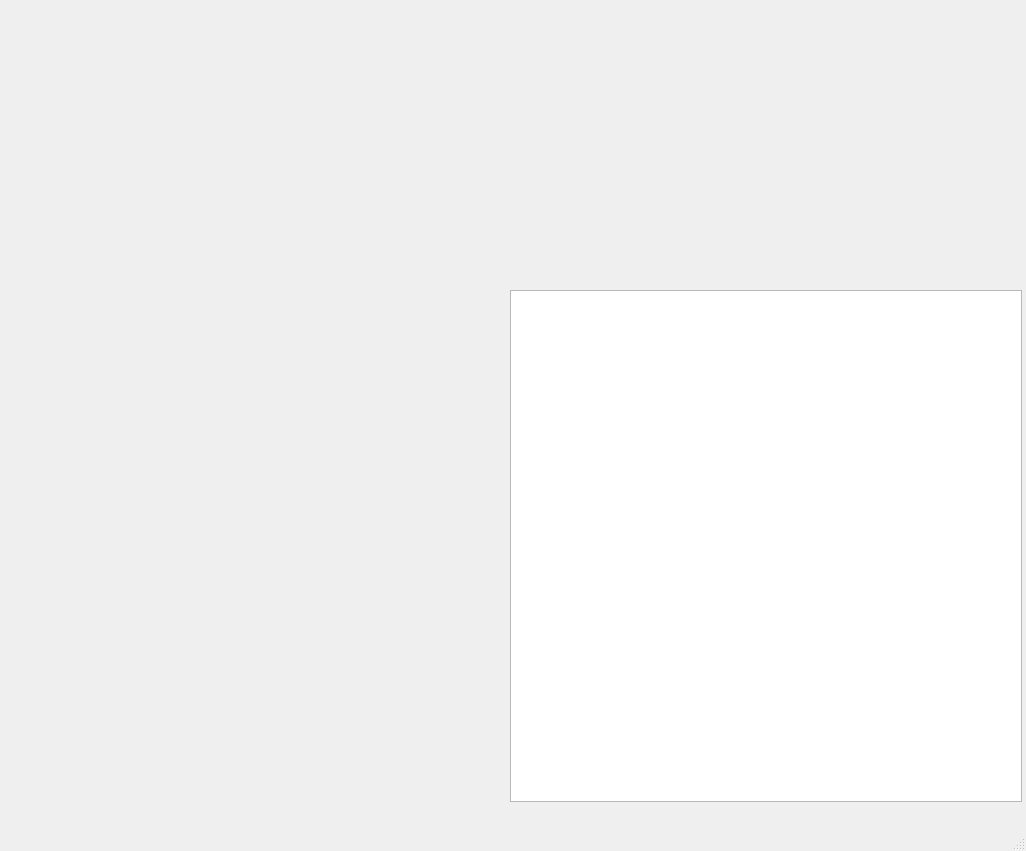
First picture: the form in MLP/view/view.ui, repository AjzSAhmetzyanov/Multilayer-Perceptron, before the edit.
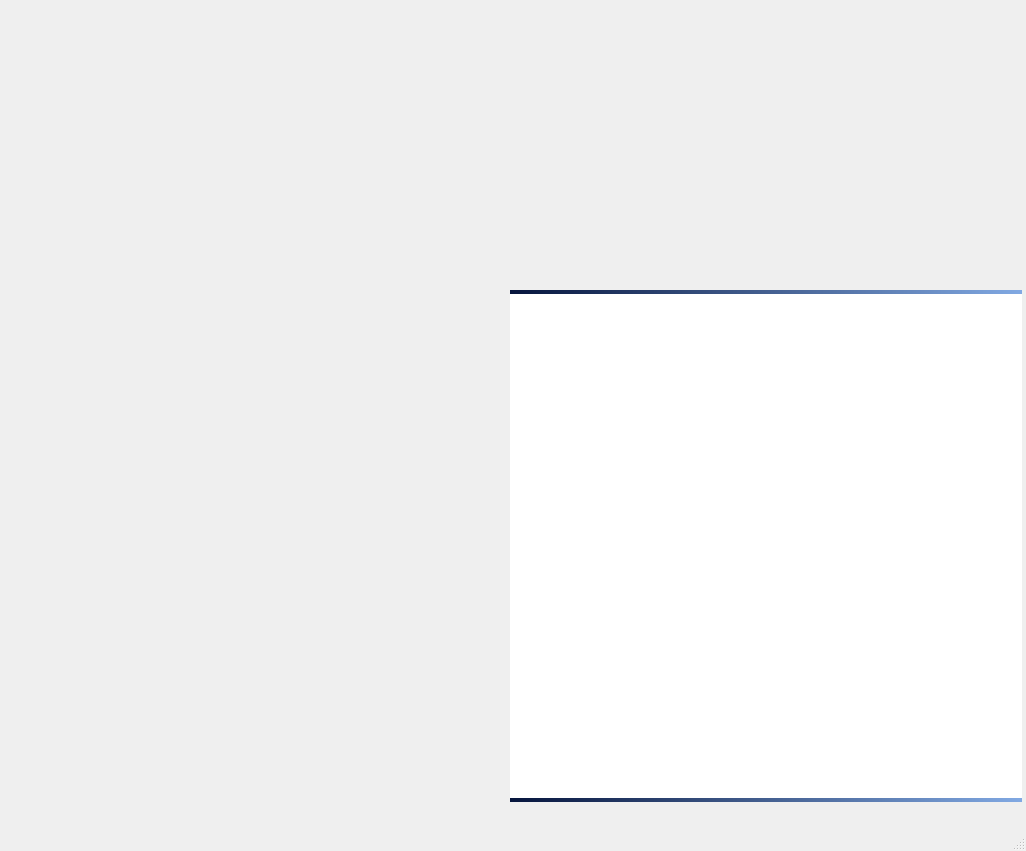
Second picture: the form after the edit.

The edit to the form file:
```diff
--- a/MLP/view/view.ui
+++ b/MLP/view/view.ui
@@ -35,6 +35,18 @@
       <height>512</height>
      </size>
     </property>
+    <property name="styleSheet">
+     <string notr="true">QGraphicsView {
+    font: 16pt ;
+	font-weight: bold;
+	color: #670F0F;
+	border-style: solid;
+	border-width: 4px 0px 4px 0px;
+	border-color: qlineargradient(spread:pad, x1:0, y1:0, x2:1, y2:0, stop:0 #06153D, stop:1 #81A9E3);
+	background-color: white;
+}
+</string>
+    </property>
    </widget>
   </widget>
   <widget class="QMenuBar" name="menubar">
```
